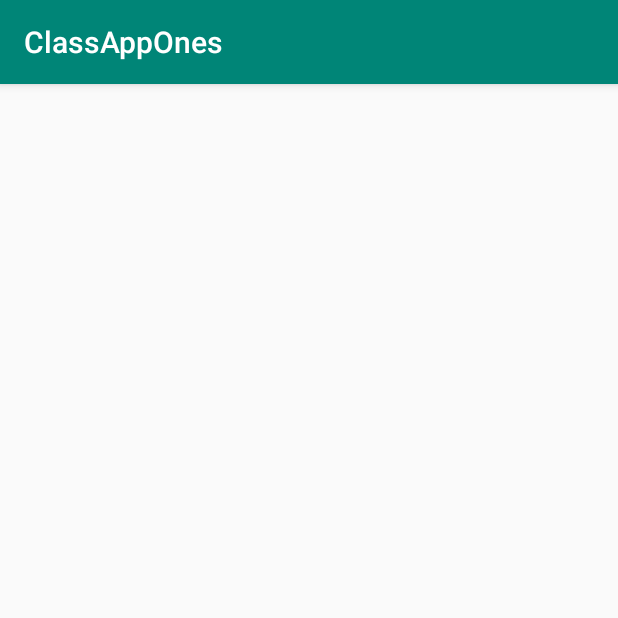
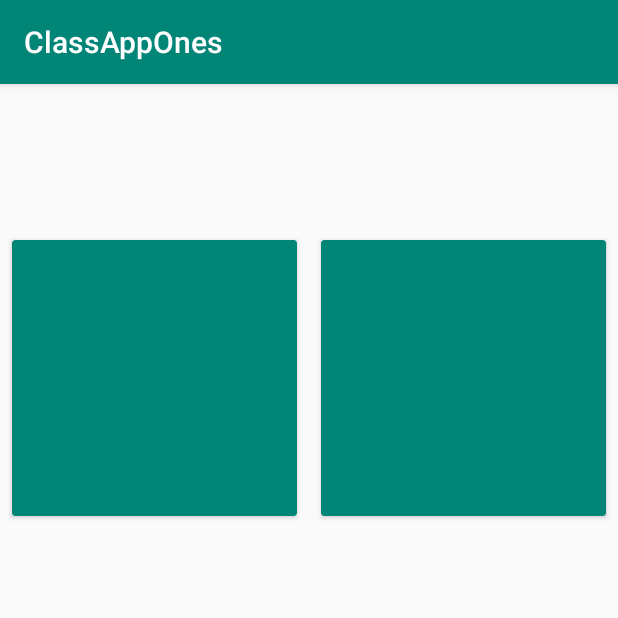
Before and after one commit to Azenga/ClassAppOnes, an Android app: the screen it shows after launch (MainActivity), on a phone screen of 412 x 824 dp, the top half of it. Run offline under Robolectric (Android 15) with nearby library versions, the phone set to English and light mode, and no system bars.

Commit message:
Initial Version of the Project

```diff
--- a/app/src/main/res/layout/activity_main.xml
+++ b/app/src/main/res/layout/activity_main.xml
@@ -9,12 +9,24 @@
     <GridLayout
         android:layout_width="match_parent"
         android:layout_height="200dp"
-        android:layout_marginTop="64dp"
+        android:layout_marginTop="96dp"
         android:columnCount="2"
         android:rowCount="1"
         app:layout_constraintEnd_toEndOf="parent"
         app:layout_constraintStart_toStartOf="parent"
         app:layout_constraintTop_toTopOf="parent">
 
+        <androidx.cardview.widget.CardView
+            android:layout_columnWeight="1"
+            android:layout_rowWeight="1"
+            android:layout_margin="@dimen/dimen_8dp"
+            app:cardBackgroundColor="@color/colorPrimary"/>
+
+        <androidx.cardview.widget.CardView
+            android:layout_columnWeight="1"
+            android:layout_rowWeight="1"
+            android:layout_margin="@dimen/dimen_8dp"
+            app:cardBackgroundColor="@color/colorPrimary"/>
+
     </GridLayout>
 </androidx.constraintlayout.widget.ConstraintLayout>
--- /dev/null
+++ b/app/src/main/res/values/dimens.xml
@@ -0,0 +1,4 @@
+<?xml version="1.0" encoding="utf-8"?>
+<resources>
+    <dimen name="dimen_8dp">8dp</dimen>
+</resources>
```
